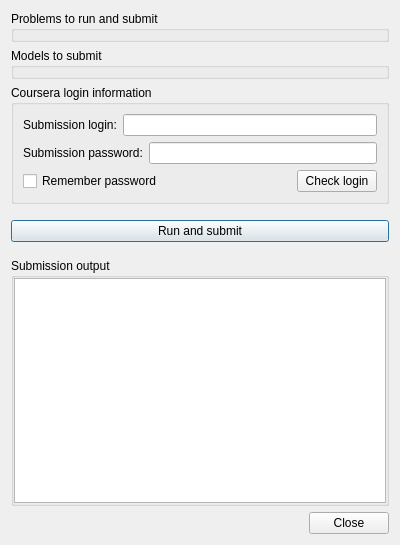
The window that MiniZincIDE/courserasubmission.ui (MiniZinc/MiniZincIDE) describes before a commit, drawn with Qt 5.
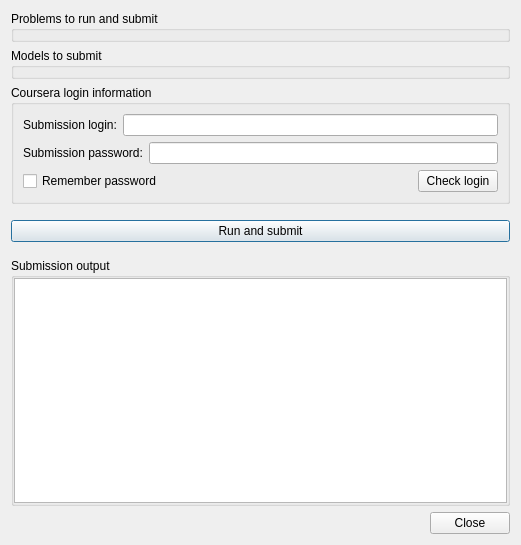
The same window after the commit.

Commit message: Wider submission window

```diff
--- a/MiniZincIDE/courserasubmission.ui
+++ b/MiniZincIDE/courserasubmission.ui
@@ -6,7 +6,7 @@
    <rect>
     <x>0</x>
     <y>0</y>
-    <width>400</width>
+    <width>521</width>
     <height>545</height>
    </rect>
   </property>
```
